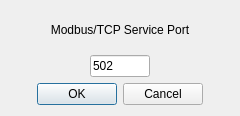
Before: the Qt Designer form omodsim/dialogs/dialogselectserviceport.ui in sanny32/OpenModSim, drawn with Qt 5.
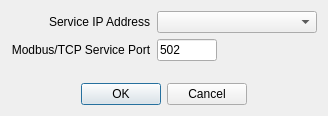
After: the same form once the commit is applied. Custom widgets are drawn as their Qt base class.

Commit message: Adding modbus tcp connection address

The edit to the form file:
```diff
--- a/omodsim/dialogs/dialogselectserviceport.ui
+++ b/omodsim/dialogs/dialogselectserviceport.ui
@@ -6,7 +6,7 @@
    <rect>
     <x>0</x>
     <y>0</y>
-    <width>240</width>
+    <width>328</width>
     <height>116</height>
    </rect>
   </property>
@@ -15,31 +15,11 @@
   </property>
   <layout class="QVBoxLayout" name="verticalLayout">
    <item>
-    <widget class="QLabel" name="label">
-     <property name="text">
-      <string>Modbus/TCP Service Port</string>
+    <layout class="QFormLayout" name="formLayout">
+     <property name="labelAlignment">
+      <set>Qt::AlignRight|Qt::AlignTrailing|Qt::AlignVCenter</set>
      </property>
-     <property name="alignment">
-      <set>Qt::AlignCenter</set>
-     </property>
-    </widget>
-   </item>
-   <item>
-    <layout class="QHBoxLayout" name="horizontalLayout">
-     <item>
-      <spacer name="horizontalSpacer">
-       <property name="orientation">
-        <enum>Qt::Horizontal</enum>
-       </property>
-       <property name="sizeHint" stdset="0">
-        <size>
-         <width>40</width>
-         <height>20</height>
-        </size>
-       </property>
-      </spacer>
-     </item>
-     <item>
+     <item row="1" column="1">
       <widget class="NumericLineEdit" name="lineEditPort">
        <property name="sizePolicy">
         <sizepolicy hsizetype="Fixed" vsizetype="Fixed">
@@ -58,18 +38,25 @@
        </property>
       </widget>
      </item>
-     <item>
-      <spacer name="horizontalSpacer_2">
-       <property name="orientation">
-        <enum>Qt::Horizontal</enum>
+     <item row="1" column="0">
+      <widget class="QLabel" name="label">
+       <property name="text">
+        <string>Modbus/TCP Service Port</string>
        </property>
-       <property name="sizeHint" stdset="0">
-        <size>
-         <width>40</width>
-         <height>20</height>
-        </size>
+       <property name="alignment">
+        <set>Qt::AlignCenter</set>
        </property>
-      </spacer>
+      </widget>
+     </item>
+     <item row="0" column="1">
+      <widget class="QComboBox" name="comboBoxIp"/>
+     </item>
+     <item row="0" column="0">
+      <widget class="QLabel" name="label_2">
+       <property name="text">
+        <string>Service IP Address</string>
+       </property>
+      </widget>
      </item>
     </layout>
    </item>
```
Left out of the diff: 2 changed lines with no effect on the pictures. The commit also changes 6 other files.
